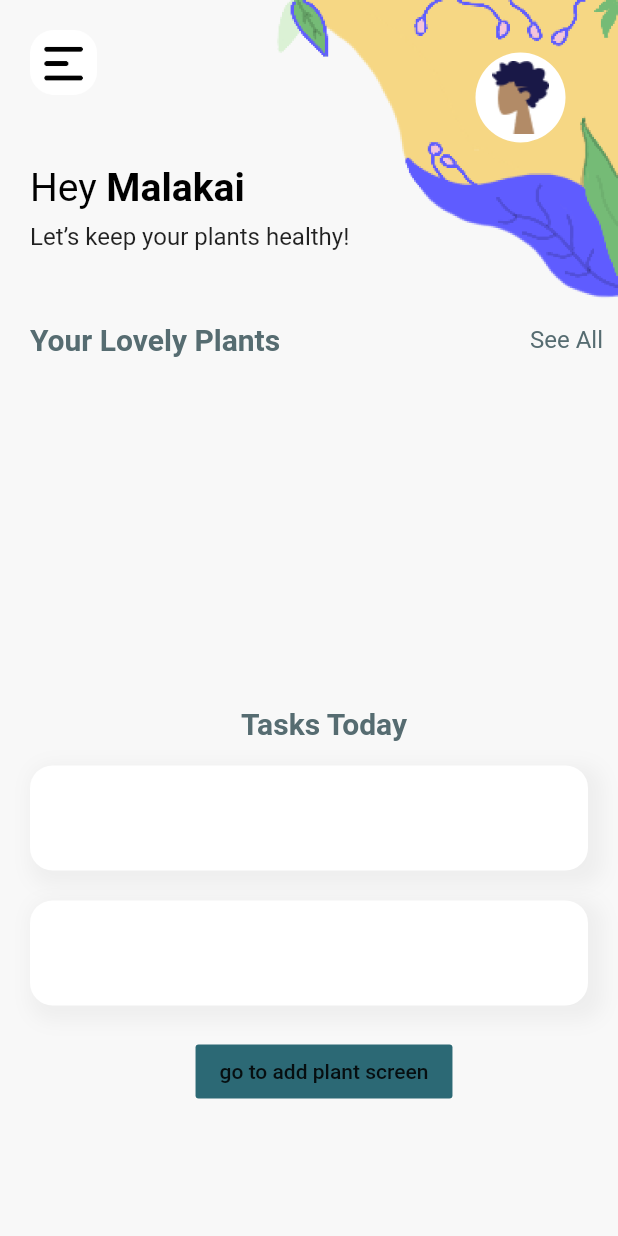
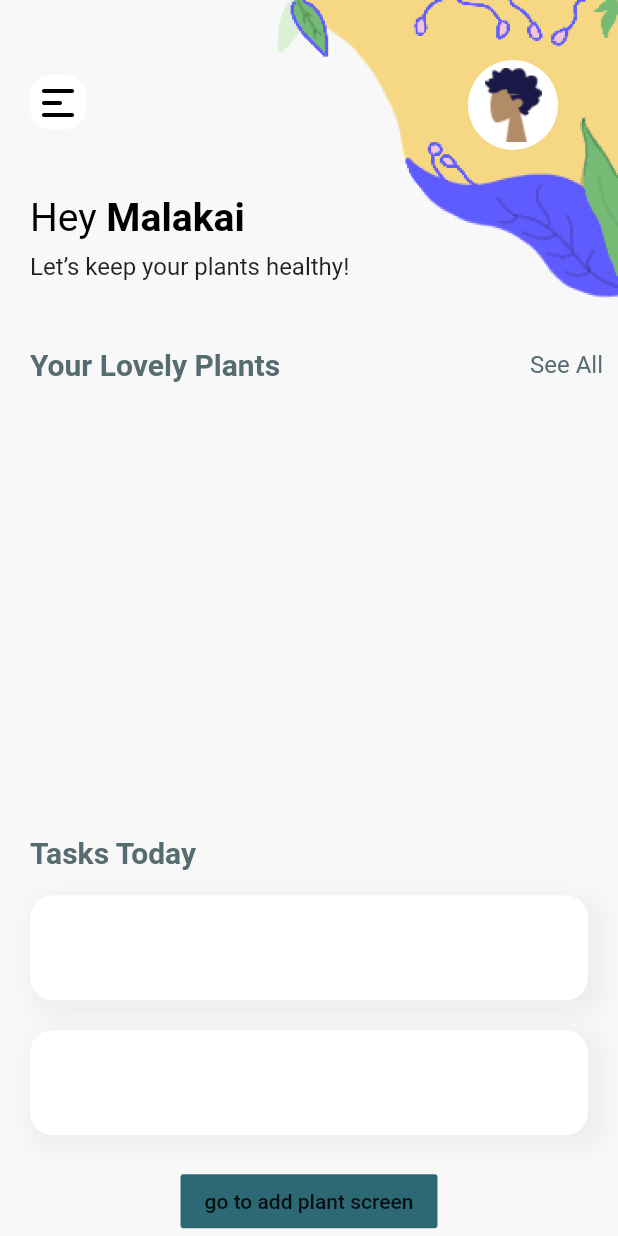
Before and after one commit to jooliaju/Planty, a Flutter app: the screen it shows once a user with an empty profile is signed in, on a phone screen of 412 x 824 dp. Run offline on Flutter 3.47's test engine with Material 2 defaults, Android fonts, the phone set to English and light mode, and no system bars; our stand-ins replace cloud_firestore, dio, firebase_auth, firebase_core, firebase_storage, flutter_spinkit and 2 more; accounts and stored records are empty.

Commit message:
all plants

```diff
--- a/lib/models/plant_model.dart
+++ b/lib/models/plant_model.dart
@@ -1,7 +1,9 @@
 class Plant {
   final String name;
+  final String type;
+  final String bio;
+  final int waterTime;
+  final String imageUrl;
 
-
-  Plant({this.name});
-
+  Plant({this.name, this.bio, this.imageUrl, this.type, this.waterTime});
 }
--- a/lib/screens/home/home_new.dart
+++ b/lib/screens/home/home_new.dart
@@ -1,17 +1,14 @@
 import "package:flutter/material.dart";
-import 'package:hexcolor/hexcolor.dart';
+import 'package:planty_app/screens/all_plants/all_plants.dart';
 import 'package:planty_app/shared/constants.dart';
-import 'package:planty_app/models/cards_model.dart';
 import 'package:planty_app/models/plant_model.dart';
 import 'package:planty_app/models/user.dart';
 import 'package:planty_app/screens/add_plant/add_plant.dart';
 import 'package:planty_app/screens/home/plant_listnew.dart';
-import 'package:planty_app/screens/user/update_user.dart';
-import 'package:planty_app/old/plant_screen.dart';
+
 import 'package:planty_app/services/auth.dart';
 import 'package:planty_app/services/database.dart';
 import 'package:provider/provider.dart';
-import '../../old/user_list.dart';
 
 class HomeScreenNew extends StatefulWidget {
   @override
@@ -30,24 +27,24 @@
       child: Scaffold(
           backgroundColor: kBackground,
           body: Container(
-            margin: EdgeInsets.only(left: 20),
             child: Column(
               children: [
                 //Custom AppBar
                 Stack(children: <Widget>[
                   Container(
+                    margin: EdgeInsets.only(left: kDefaultPadding),
                     child: Row(
                       crossAxisAlignment: CrossAxisAlignment.start,
                       mainAxisAlignment: MainAxisAlignment.spaceBetween,
                       children: [
                         Padding(
-                          padding: const EdgeInsets.only(top: 20),
+                          padding: const EdgeInsets.only(top: kDefaultPadding),
                           child: Column(children: <Widget>[
                             Padding(
-                              padding: const EdgeInsets.all(0),
+                              padding: const EdgeInsets.only(top: 30),
                               child: Image.asset(
                                 "assets/icons/side_bar.png",
-                                scale: 2.5,
+                                scale: 3,
                               ),
                             ),
                           ]),
@@ -58,7 +55,7 @@
                                 scale: 3.5),
                           ),
                           Padding(
-                            padding: const EdgeInsets.all(35),
+                            padding: const EdgeInsets.all(40),
                             child: Container(
                                 height: 60,
                                 width: 60,
@@ -79,8 +76,9 @@
                     ),
                   ),
                   Container(
+                    margin: EdgeInsets.only(left: kDefaultPadding),
                     child: Padding(
-                      padding: EdgeInsets.only(top: 110),
+                      padding: EdgeInsets.only(top: 130),
                       child: Column(
                         crossAxisAlignment: CrossAxisAlignment.start,
                         children: [
@@ -109,8 +107,13 @@
                     ),
                   ),
                 ]),
+                SizedBox(
+                  height: size.height * 0.02,
+                ),
 
-                Row(
+                Padding(
+                  padding: const EdgeInsets.only(left: kDefaultPadding),
+                  child: Row(
                     mainAxisAlignment: MainAxisAlignment.spaceBetween,
                     crossAxisAlignment: CrossAxisAlignment.center,
                     children: [
@@ -121,10 +124,20 @@
                               color: kGreyBlue)),
                       Padding(
                         padding: const EdgeInsets.only(right: 10),
+                        child: GestureDetector(
+                          onTap: () {
+                            Navigator.push(
+                              context,
+                              MaterialPageRoute(
+                                  builder: (context) => AllPlants()),
+                            );
+                          },
                           child: Text("See All",
                               style: TextStyle(color: kGreyBlue, fontSize: 16)),
+                        ),
                       )
                     ],
+                  ),
                 ),
                 SizedBox(
                   height: size.height * 0.02,
@@ -134,11 +147,17 @@
                 SizedBox(
                   height: size.height * 0.02,
                 ),
-                Text("Tasks Today",
+                Align(
+                  alignment: Alignment.centerLeft,
+                  child: Padding(
+                    padding: const EdgeInsets.only(left: kDefaultPadding),
+                    child: Text("Tasks Today",
                         style: TextStyle(
                             fontSize: 20,
                             fontWeight: FontWeight.bold,
                             color: kGreyBlue)),
+                  ),
+                ),
                 SizedBox(
                   height: size.height * 0.02,
                 ),
@@ -146,14 +165,17 @@
                 ListView.builder(
                   scrollDirection: Axis.vertical,
                   itemCount: 2,
-                  padding: EdgeInsets.only(right: 20),
+                  padding: EdgeInsets.symmetric(horizontal: kDefaultPadding),
                   shrinkWrap: true,
                   itemBuilder: (context, index) {
                     return Container(
                       height: 70,
-                      margin: EdgeInsets.only(bottom: 20),
+                      margin: EdgeInsets.only(bottom: kDefaultPadding),
                       padding: EdgeInsets.only(
-                          left: 20, top: 12, bottom: 12, right: 20),
+                          left: kDefaultPadding,
+                          top: 12,
+                          bottom: 12,
+                          right: kDefaultPadding),
                       decoration: BoxDecoration(
                         color: Colors.white,
                         borderRadius: BorderRadius.circular(15),
--- a/lib/screens/home/plant_listnew.dart
+++ b/lib/screens/home/plant_listnew.dart
@@ -3,6 +3,7 @@
 
 import 'package:planty_app/old/plant_tile.dart';
 import 'package:planty_app/screens/home/plant_tilenew.dart';
+import 'package:planty_app/shared/constants.dart';
 import 'package:provider/provider.dart';
 
 class PlantListNew extends StatefulWidget {
@@ -11,21 +12,19 @@
 }
 
 class _PlantListNewState extends State<PlantListNew> {
-
-
   @override
   Widget build(BuildContext context) {
-
     final plants = Provider.of<List<Plant>>(context) ?? [];
     print(plants.length);
 
     return Container(
-      height: 200,
+      height: 270,
       child: ListView.builder(
+        padding: EdgeInsets.only(right: kDefaultPadding),
         scrollDirection: Axis.horizontal,
         itemCount: plants.length,
-        itemBuilder: (context,index){
-          return PlantTileNew( plant: plants[index]);
+        itemBuilder: (context, index) {
+          return PlantTileNew(plant: plants[index]);
         },
       ),
     );
```
Also changed, not shown: lib/screens/add_plant/add_plant.dart (+19 -18 lines), lib/screens/all_plants/all_plant_list.dart (added, +28 -0 lines), lib/screens/all_plants/all_plants.dart (added, +95 -0 lines), lib/screens/all_plants/all_plants_tile.dart (added, +76 -0 lines), lib/screens/home/plant_tilenew.dart (+60 -14 lines), lib/services/database.dart (+7 -5 lines), assets/icons/add.png (added), assets/icons/back_arrow_1.png, assets/icons/back_arrow_2.png (added), assets/images/leaf.png (added). Lines whose indentation alone changed are shown as unchanged.
